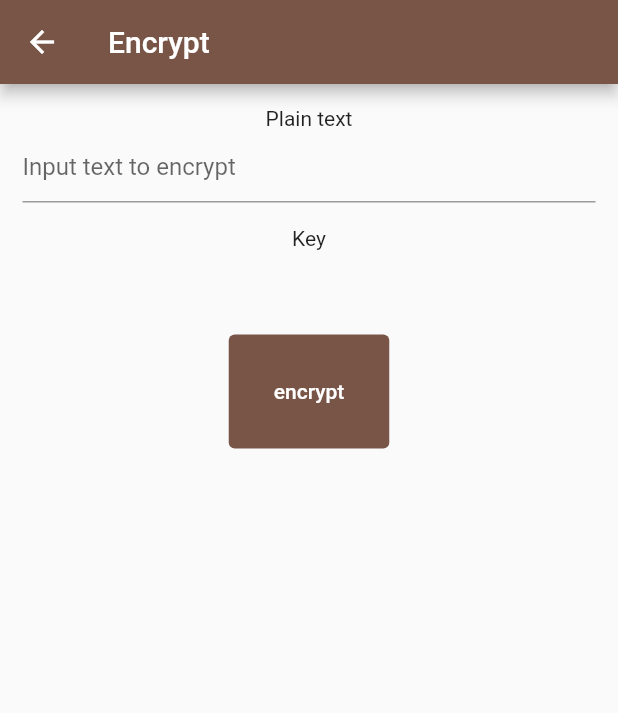
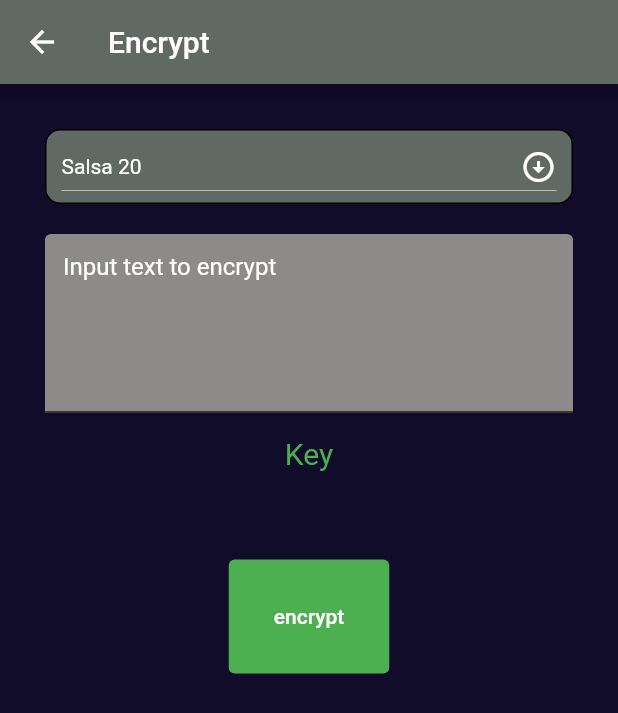
Before and after one commit to sashika20643/creepy-text, a Flutter app: the EncryptScreen screen opened directly, on a phone screen of 412 x 824 dp. Shown: the top 713 px of the screen. Run offline on Flutter 3.47's test engine with Material 2 defaults, Android fonts, the phone set to English and light mode, and no system bars; our stand-ins replace firebase_auth, firebase_core, get; missing offline and left inert: encrypt, pointycastle; accounts and stored records are empty.

Commit message:
encrypt screen changes

```diff
--- a/lib/screens/encrypt_screen.dart
+++ b/lib/screens/encrypt_screen.dart
@@ -1,6 +1,9 @@
 import 'package:flutter/material.dart' hide Key;
 import 'dart:math';
 import 'package:encrypt/encrypt.dart'; // for the utf8.encode method
+import 'dart:convert';
+import 'package:pointycastle/asymmetric/api.dart';
+import 'package:pointycastle/asymmetric/api.dart';
 
 class EncryptScreen extends StatefulWidget {
   @override
@@ -9,12 +12,39 @@ class EncryptScreen extends StatefulWidget {
 
 class _EncryptScreenState extends State<EncryptScreen> {
   final GlobalKey<FormState> _formKey = GlobalKey<FormState>();
-
+  String dropdownvalue = 'Salsa 20';
   var _plaintext;
-
+  var items = [
+    'Salsa 20',
+    'AES',
+  ];
   var ekey = "";
   var enctext = "";
-  void encrypt() {
+
+  void Salsa() {
+    setState(() {
+      print("Salsa20");
+      const _chars =
+          'AaBbCcDdEeFfGgHhIiJjKkLlMmNnOoPpQqRrSsTtUuVvWwXxYyZz1234567890*&^%#@!?/';
+      Random _rnd = Random();
+
+      String getRandomString(int length) =>
+          String.fromCharCodes(Iterable.generate(
+              length, (_) => _chars.codeUnitAt(_rnd.nextInt(_chars.length))));
+      final plainText = '$_plaintext';
+      ekey = getRandomString(32);
+      final key = Key.fromUtf8(ekey);
+      final iv = IV.fromLength(8);
+
+      final encrypter = Encrypter(Salsa20(key));
+
+      final encrypted = encrypter.encrypt(plainText, iv: iv);
+      enctext = encrypted.base64;
+    });
+  }
+
+  void ASE() {
+    print("AES");
     setState(() {
       const _chars =
           'AaBbCcDdEeFfGgHhIiJjKkLlMmNnOoPpQqRrSsTtUuVvWwXxYyZz1234567890';
@@ -46,20 +76,69 @@ class _EncryptScreenState extends State<EncryptScreen> {
     // print("HMAC digest as bytes: ${digest.bytes}");
     // print("HMAC digest as hex string: $digest");
     return Scaffold(
+      backgroundColor: Color.fromARGB(255, 16, 12, 42),
       appBar: AppBar(
+        backgroundColor: Color.fromARGB(255, 96, 105, 99),
         title: Text("Encrypt"),
       ),
       body: ListView(
-        padding: EdgeInsets.all(15.0),
+        padding: EdgeInsets.all(30.0),
         children: [
           Form(
             key: _formKey,
             child: Column(
               children: [
-                Text("Plain text"),
+                Container(
+                  padding: const EdgeInsets.only(left: 10.0, right: 10.0),
+                  decoration: BoxDecoration(
+                      borderRadius: BorderRadius.circular(10.0),
+                      color: Color.fromARGB(255, 96, 105, 99),
+                      border: Border.all()),
+                  child: DropdownButton(
+                    // Initial Value
+                    value: dropdownvalue,
+
+                    // Down Arrow Icon
+                    focusColor: Colors.grey,
+                    dropdownColor: Color.fromARGB(255, 96, 105, 99),
+                    style: TextStyle(color: Colors.white),
+                    icon: Padding(
+                        //Icon at tail, arrow bottom is default icon
+                        padding: EdgeInsets.only(left: 20),
+                        child: Icon(
+                          Icons.arrow_circle_down_sharp,
+                          color: Colors.white,
+                        )),
+                    isExpanded: true,
+
+                    // Array list of items
+                    items: items.map((String items) {
+                      return DropdownMenuItem(
+                        value: items,
+                        child: Text(items),
+                      );
+                    }).toList(),
+                    // After selecting the desired option,it will
+                    // change button value to selected value
+                    onChanged: (String? newValue) {
+                      setState(() {
+                        dropdownvalue = newValue!;
+                      });
+                    },
+                  ),
+                ),
+                SizedBox(
+                  height: 20.0,
+                ),
                 TextFormField(
-                  decoration:
-                      InputDecoration(hintText: "Input text to encrypt"),
+                  decoration: InputDecoration(
+                    hintText: "Input text to encrypt",
+                    filled: true,
+                    hintStyle:
+                        TextStyle(color: Color.fromARGB(255, 255, 255, 255)),
+                    fillColor: Color.fromARGB(255, 141, 138, 138),
+                  ),
+                  maxLines: 5,
                   validator: (text) {
                     if (text!.isEmpty) {
                       return "text cannot be empty";
@@ -71,30 +150,45 @@ class _EncryptScreenState extends State<EncryptScreen> {
                   },
                 ),
                 SizedBox(height: 16),
-                Text("Key"),
+                Text(
+                  "Key",
+                  style: TextStyle(color: Colors.green, fontSize: 20),
+                ),
                 SizedBox(height: 20),
-                SelectableText("$ekey"),
+                SelectableText(
+                  " $ekey",
+                  style: TextStyle(color: Colors.white, fontSize: 16),
+                ),
                 SizedBox(height: 20),
                 TextButton(
                   style: ButtonStyle(
                     padding: MaterialStateProperty.all<EdgeInsetsGeometry>(
                         EdgeInsets.all(30.0)),
                     backgroundColor:
-                        MaterialStateProperty.all<Color>(Colors.brown),
+                        MaterialStateProperty.all<Color>(Colors.green),
                     foregroundColor:
                         MaterialStateProperty.all<Color>(Colors.white),
                   ),
                   onPressed: () {
                     if (_formKey.currentState!.validate()) {
                       _formKey.currentState!.save();
-                      encrypt();
+                      if (dropdownvalue == "Salsa 20") {
+                        Salsa();
+                      } else if (dropdownvalue == "AES") {
+                        ASE();
+                      }
                     }
                     print("pressed");
                   },
-                  child: Text('encrypt'),
+                  child: Text(
+                    'encrypt',
+                  ),
                 ),
                 SizedBox(height: 30),
-                SelectableText("$enctext")
+                SelectableText(
+                  "$enctext",
+                  style: TextStyle(color: Colors.white, fontSize: 16),
+                )
               ],
             ),
           )
--- a/lib/screens/home_page.dart
+++ b/lib/screens/home_page.dart
@@ -14,6 +14,7 @@ class _MyHomePageState extends State<MyHomePage> {
     return Scaffold(
       backgroundColor: Color.fromARGB(255, 16, 12, 42),
       appBar: AppBar(
+        backgroundColor: Color.fromARGB(255, 96, 105, 99),
         title: Text("ECT APP"),
       ),
       body: SingleChildScrollView(
--- a/lib/screens/register_screen.dart
+++ b/lib/screens/register_screen.dart
@@ -26,7 +26,9 @@ class _RegisterScreenState extends State<RegisterScreen> {
   @override
   Widget build(BuildContext context) {
     return Scaffold(
-      body: Container(
+      backgroundColor: Color.fromARGB(255, 16, 12, 42),
+      body: SingleChildScrollView(
+        child: Container(
           color: Color.fromARGB(255, 16, 12, 42),
           child: Center(
               child: Column(
@@ -109,6 +111,7 @@ class _RegisterScreenState extends State<RegisterScreen> {
             ],
           )),
         ),
+      ),
     );
   }
 
```
Also changed, not shown: lib/screens/Splash_Screen.dart (+3 -17 lines). Lines whose indentation alone changed are shown as unchanged.
